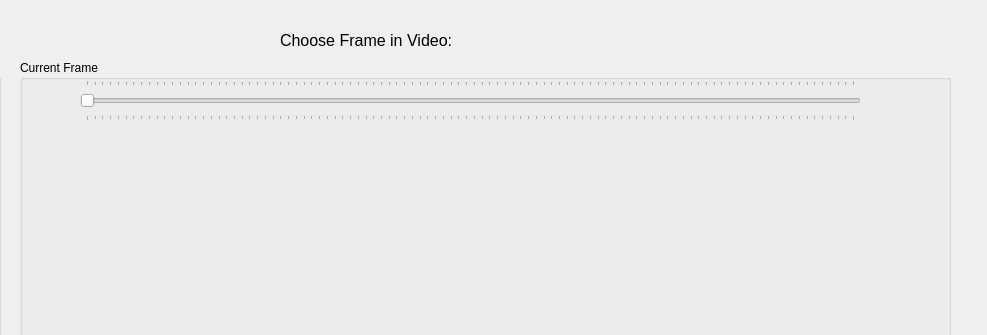
The window that src/sat/calibration_page.ui (alexandropinion/spectrum-analyzer-tool-group4) describes before a commit, drawn with Qt 5; both pictures show x 290 to 1277 and y 0 to 335 of the 1277 by 830 pixel window.
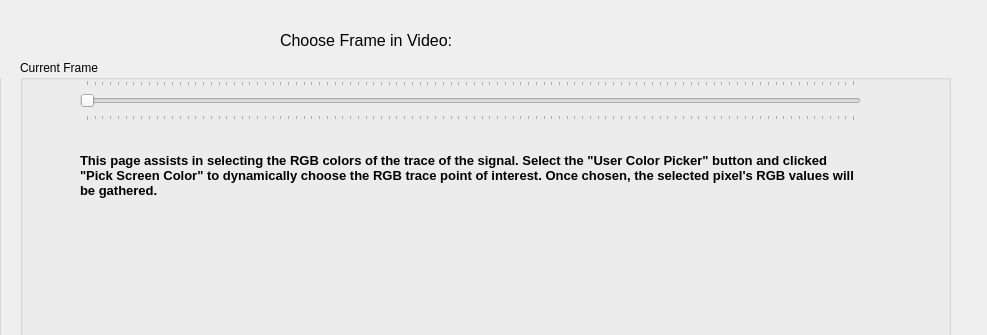
The same window after the commit.

Commit message:
Update signal window - fps slider
Add signal callback - update_ui_from_new_video_loaded() to handle fps slider management in signal window

Diff of the .ui file:
```diff
--- a/src/sat/calibration_page.ui
+++ b/src/sat/calibration_page.ui
@@ -256,9 +256,9 @@
      <property name="geometry">
       <rect>
        <x>40</x>
-       <y>80</y>
+       <y>170</y>
        <width>861</width>
-       <height>631</height>
+       <height>541</height>
       </rect>
      </property>
      <property name="font">
@@ -270,6 +270,29 @@
       <string/>
      </property>
     </widget>
+    <widget class="QLabel" name="label">
+     <property name="geometry">
+      <rect>
+       <x>60</x>
+       <y>60</y>
+       <width>781</width>
+       <height>111</height>
+      </rect>
+     </property>
+     <property name="font">
+      <font>
+       <pointsize>10</pointsize>
+       <weight>75</weight>
+       <bold>true</bold>
+      </font>
+     </property>
+     <property name="text">
+      <string>This page assists in selecting the RGB colors of the trace of the signal. Select the &quot;User Color Picker&quot; button and clicked &quot;Pick Screen Color&quot; to dynamically choose the RGB trace point of interest. Once chosen, the selected pixel's RGB values will be gathered.</string>
+     </property>
+     <property name="wordWrap">
+      <bool>true</bool>
+     </property>
+    </widget>
    </widget>
   </widget>
   <widget class="QStatusBar" name="statusbar"/>
```
The commit also changes 10 other files.
